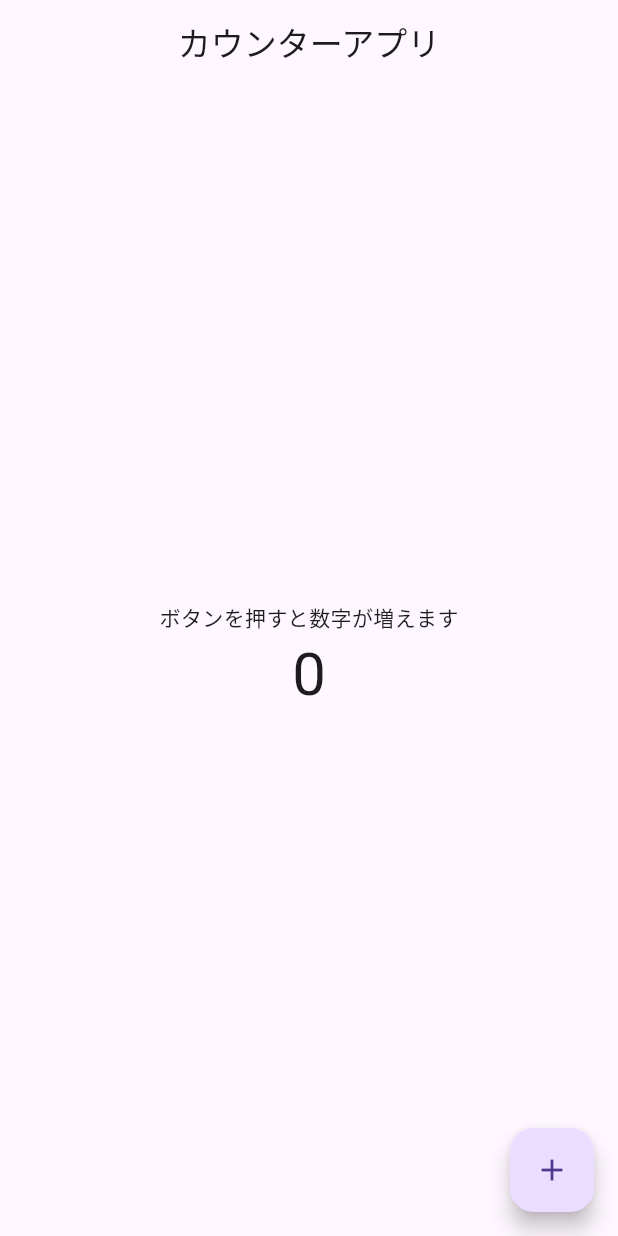
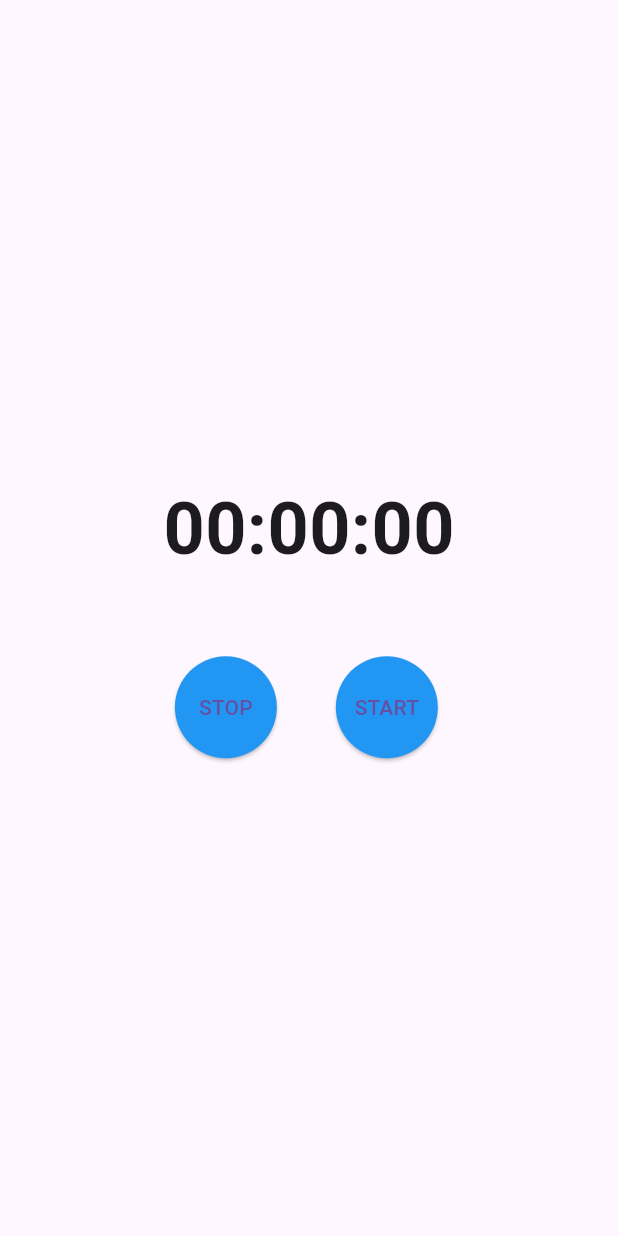
Before and after one commit to bigbenbigben/soloud_app, a Flutter app: the screen it shows after launch, on a phone screen of 412 x 824 dp. Run offline on Flutter 3.47's test engine with Material 3 defaults, Android fonts, the phone set to English and light mode, and no system bars.

Commit message:
タイマーアプリに変更

```diff
--- a/lib/main.dart
+++ b/lib/main.dart
@@ -1,6 +1,5 @@
-// import 'package:english_words/english_words.dart';
 import 'package:flutter/material.dart';
-// import 'package:provider/provider.dart';
+import 'dart:async';
 
 void main() {
   runApp(MyApp());
@@ -10,51 +9,86 @@
   @override
   Widget build(BuildContext context) {
     return MaterialApp(
-      home: CounterPage(),
+      home: TimerPage(),
+      debugShowCheckedModeBanner: false,
     );
   }
 }
 
-class CounterPage extends StatefulWidget {
+class TimerPage extends StatefulWidget {
   @override
-  _CounterPageState createState() => _CounterPageState();
+  _TimerPageState createState() => _TimerPageState();
 }
 
-class _CounterPageState extends State<CounterPage> {
-  int _counter = 0;
+class _TimerPageState extends State<TimerPage> {
+  late Timer _timer;
+  int _seconds = 0;
+  bool _isRunning = false;
 
-  void _incrementCounter() {
-    setState(() {
-      _counter++;
+  void _startTimer() {
+    if (_isRunning) return;
+
+    _isRunning = true;
+    _timer = Timer.periodic(Duration(seconds: 1), (timer) {
+      setState(() {
+        _seconds++;
+      });
     });
+  }
+
+  void _stopTimer() {
+    if (_isRunning) {
+      _timer.cancel();
+      _isRunning = false;
+    }
+  }
+
+  String _formatTime(int seconds) {
+    final hours = (seconds ~/ 3600).toString().padLeft(2, '0');
+    final minutes = ((seconds % 3600) ~/ 60).toString().padLeft(2, '0');
+    final secs = (seconds % 60).toString().padLeft(2, '0');
+    return '$hours:$minutes:$secs';
   }
 
   @override
   Widget build(BuildContext context) {
     return Scaffold(
-      appBar: AppBar(
-        title: Text('カウンターアプリ'),
-        centerTitle: true,  // タイトルを中央に配置
-      ),
       body: Center(
         child: Column(
           mainAxisAlignment: MainAxisAlignment.center,
-          children: <Widget>[
+          children: [
             Text(
-              'ボタンを押すと数字が増えます',
+              _formatTime(_seconds),
+              style: TextStyle(fontSize: 48, fontWeight: FontWeight.bold),
             ),
-            Text(
-              '$_counter',
-              style: TextStyle(fontSize: 40),
+            SizedBox(height: 50),
+            Row(
+              mainAxisAlignment: MainAxisAlignment.center,
+              children: [
+                ElevatedButton(
+                  onPressed: _stopTimer,
+                  child: Text('STOP'),
+                  style: ElevatedButton.styleFrom(
+                    shape: CircleBorder(),
+                    padding: EdgeInsets.all(24),
+                    backgroundColor: Colors.blue,
+                  ),
+                ),
+                SizedBox(width: 20),
+                ElevatedButton(
+                  onPressed: _startTimer,
+                  child: Text('START'),
+                  style: ElevatedButton.styleFrom(
+                    shape: CircleBorder(),
+                    padding: EdgeInsets.all(24),
+                    backgroundColor: Colors.blue,
+                  ),
+                ),
+              ],
             ),
           ],
         ),
       ),
-      floatingActionButton: FloatingActionButton(
-        onPressed: _incrementCounter,
-        tooltip: 'Increment',
-        child: Icon(Icons.add),
-      ),
     );
   }
 }
```
